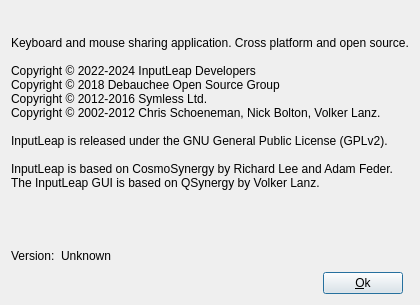
Qt form src/gui/src/AboutDialog.ui (pedro-lucaas/inputServer) before a commit.
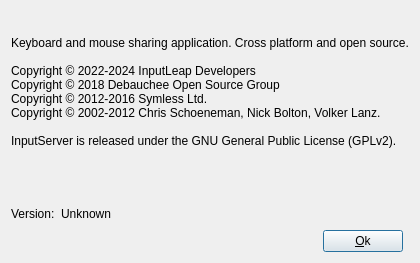
The same form after that commit.

Commit message: Rename to InputServer, add UDP discovery and fix input latency

```diff
--- a/src/gui/src/AboutDialog.ui
+++ b/src/gui/src/AboutDialog.ui
@@ -44,9 +44,7 @@
 Copyright © 2018 Debauchee Open Source Group&lt;br /&gt;
 Copyright © 2012-2016 Symless Ltd.&lt;br /&gt;
 Copyright © 2002-2012 Chris Schoeneman, Nick Bolton, Volker Lanz.&lt;br /&gt;&lt;br /&gt;
-InputLeap is released under the GNU General Public License (GPLv2).&lt;br /&gt;&lt;br /&gt;
-InputLeap is based on CosmoSynergy by Richard Lee and Adam Feder.&lt;br /&gt;
-The InputLeap GUI is based on QSynergy by Volker Lanz.
+InputServer is released under the GNU General Public License (GPLv2).
 &lt;/p&gt;</string>
      </property>
      <property name="margin">
```
Left out of the diff: 2 changed lines with no effect on the pictures. The commit also changes 243 other files.
